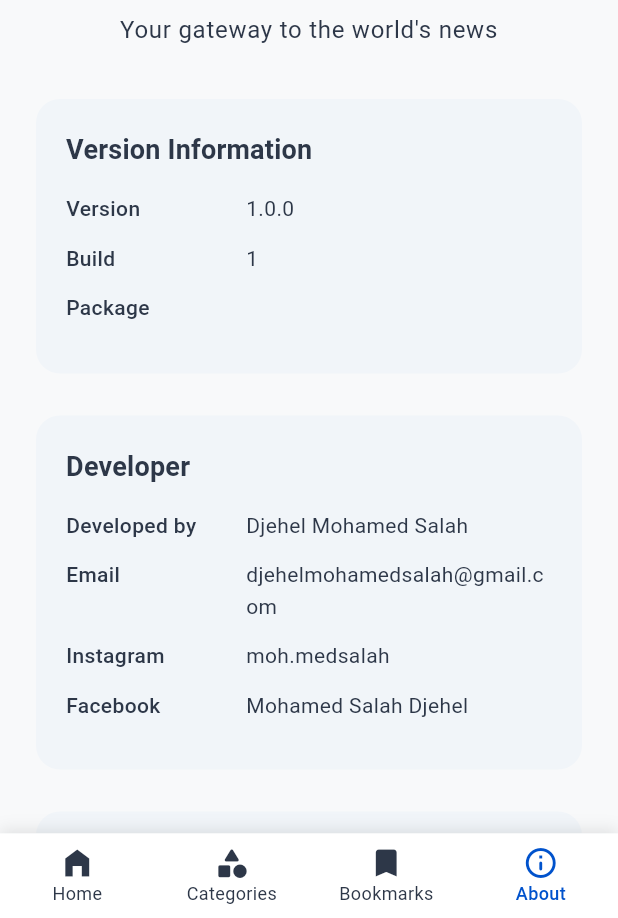
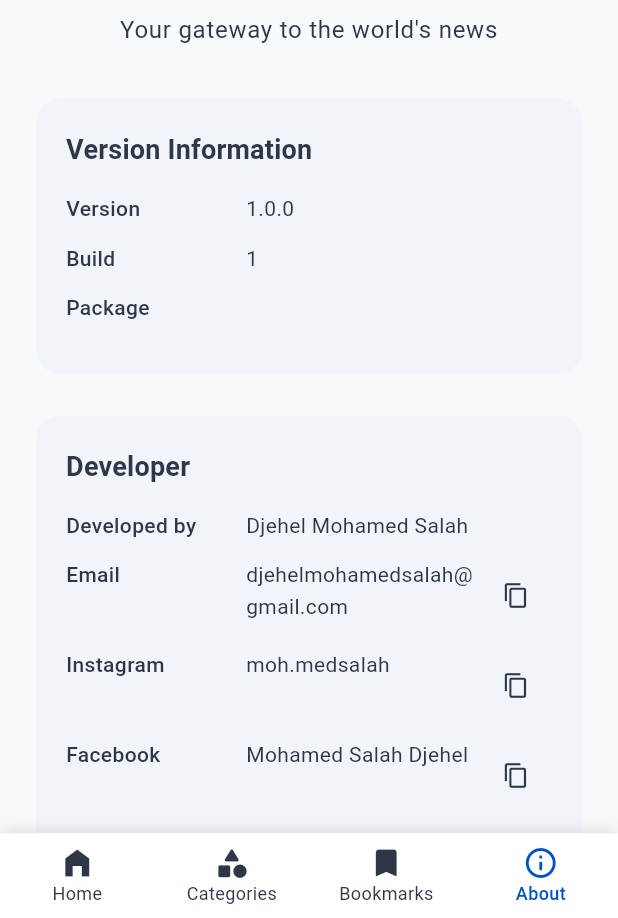
Before and after one commit to MosalahDJ/Newsili, a Flutter app: the screen it shows after launch, item 4 of the bottom bar chosen, on a phone screen of 412 x 824 dp, the part 318-1236 px from its top. Run offline on Flutter 3.47's test engine with Material 3 defaults, Android fonts, the phone set to English and light mode, and no system bars; our stand-ins replace cached_network_image, carousel_slider, equatable, flutter_bloc, flutter_dotenv, package_info_plus and 6 more; accounts and stored records are empty; network calls fail.

Commit message:
feat: add the coppy button to the personal info row _buildPersonalInfoRow

```diff
--- a/lib/presentation/screens/about_page.dart
+++ b/lib/presentation/screens/about_page.dart
@@ -1,4 +1,5 @@
 import 'package:flutter/material.dart';
+import 'package:flutter/services.dart';
 import 'package:newsily/presentation/widgets/schow_exit_confirmation_dialogue.dart';
 import 'package:package_info_plus/package_info_plus.dart';
 import 'package:url_launcher/url_launcher.dart';
@@ -96,13 +97,17 @@ class AboutPage extends StatelessWidget {
                         'Developed by',
                         'Djehel Mohamed Salah',
                       ),
-                      _buildInfoRow(
+                      _buildPersonalInfoRow(
                         context,
                         'Email',
                         'djehelmohamedsalah@gmail.com',
                       ),
-                      _buildInfoRow(context, 'Instagram', 'moh.medsalah'),
-                      _buildInfoRow(
+                      _buildPersonalInfoRow(
+                        context,
+                        'Instagram',
+                        'moh.medsalah',
+                      ),
+                      _buildPersonalInfoRow(
                         context,
                         'Facebook',
                         'Mohamed Salah Djehel',
@@ -246,6 +251,55 @@ class AboutPage extends StatelessWidget {
     );
   }
 
+  Widget _buildPersonalInfoRow(
+    BuildContext context,
+    String label,
+    String value,
+  ) {
+    final theme = Theme.of(context);
+
+    return Padding(
+      padding: const EdgeInsets.only(bottom: 12),
+      child: Row(
+        crossAxisAlignment: CrossAxisAlignment.start,
+        children: [
+          SizedBox(
+            width: 120,
+            child: Text(
+              label,
+              style: TextStyle(
+                fontWeight: FontWeight.w500,
+                color: theme.colorScheme.onSurfaceVariant,
+              ),
+            ),
+          ),
+          Expanded(
+            child: Text(
+              value,
+              style: TextStyle(color: Theme.of(context).colorScheme.onSurface),
+            ),
+          ),
+          IconButton(
+            onPressed: () {
+              Clipboard.setData(ClipboardData(text: value));
+              ScaffoldMessenger.of(context).showSnackBar(
+                SnackBar(
+                  content: Text('$label copied to clipboard'),
+                  duration: const Duration(seconds: 2),
+                ),
+              );
+            },
+            icon: Icon(
+              Icons.copy,
+              size: 18,
+              color: theme.colorScheme.onSurface,
+            ),
+          ),
+        ],
+      ),
+    );
+  }
+
   Widget _buildLinkButton(
     BuildContext context, {
     required IconData icon,
```
